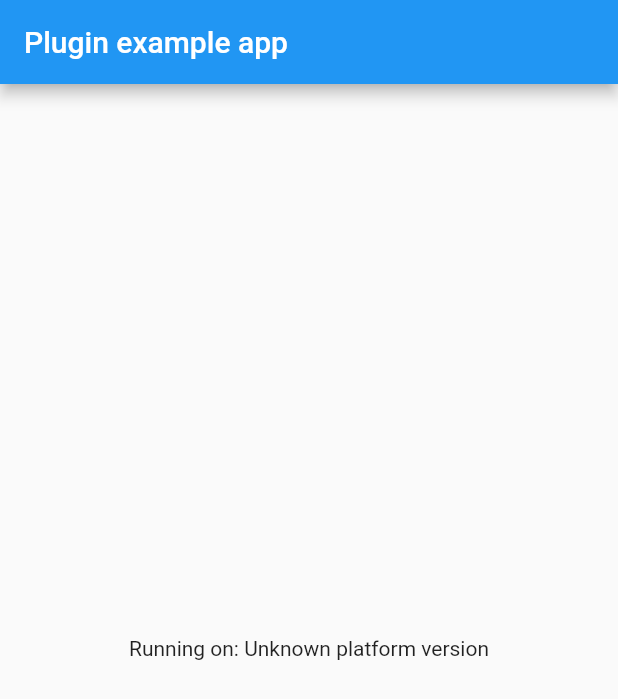
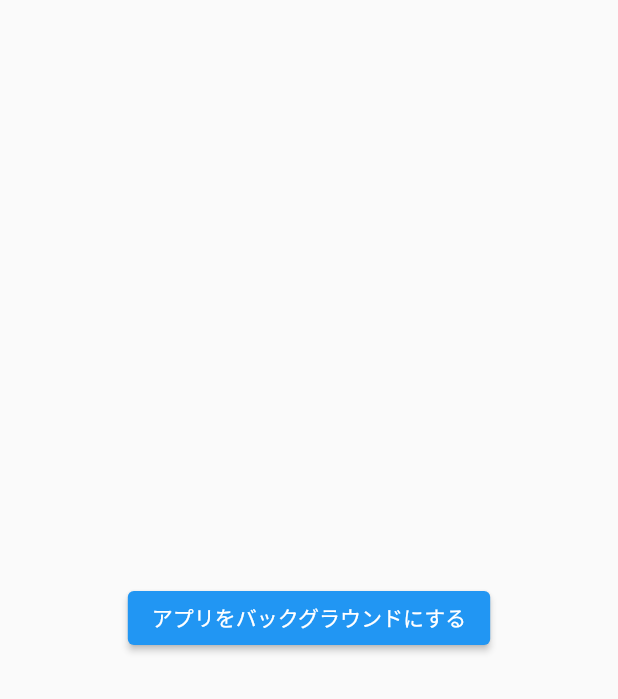
Before and after one commit to keybow007/go_background_flutter, a Flutter app: the screen it shows after launch, on a phone screen of 412 x 824 dp. Shown: the top 699 px of the screen. Run offline on Flutter 3.47's test engine with Material 2 defaults, Android fonts, the phone set to English and light mode, and no system bars; our stand-ins replace plugin_platform_interface.

Commit message:
Androidはイケた

```diff
--- a/example/lib/main.dart
+++ b/example/lib/main.dart
@@ -8,56 +8,40 @@ void main() {
   runApp(const MyApp());
 }
 
-class MyApp extends StatefulWidget {
+class MyApp extends StatelessWidget {
   const MyApp({Key? key}) : super(key: key);
-
-  @override
-  State<MyApp> createState() => _MyAppState();
-}
-
-class _MyAppState extends State<MyApp> {
-  String _platformVersion = 'Unknown';
-  final _goBackgroundFlutterPlugin = GoBackgroundFlutter();
-
-  @override
-  void initState() {
-    super.initState();
-    initPlatformState();
-  }
-
-  // Platform messages are asynchronous, so we initialize in an async method.
-  Future<void> initPlatformState() async {
-    String platformVersion;
-    // Platform messages may fail, so we use a try/catch PlatformException.
-    // We also handle the message potentially returning null.
-    try {
-      platformVersion =
-          await _goBackgroundFlutterPlugin.getPlatformVersion() ?? 'Unknown platform version';
-    } on PlatformException {
-      platformVersion = 'Failed to get platform version.';
-    }
-
-    // If the widget was removed from the tree while the asynchronous platform
-    // message was in flight, we want to discard the reply rather than calling
-    // setState to update our non-existent appearance.
-    if (!mounted) return;
-
-    setState(() {
-      _platformVersion = platformVersion;
-    });
-  }
 
   @override
   Widget build(BuildContext context) {
     return MaterialApp(
-      home: Scaffold(
-        appBar: AppBar(
-          title: const Text('Plugin example app'),
-        ),
-        body: Center(
-          child: Text('Running on: $_platformVersion\n'),
+      home: HomeScreen(),
+    );
+  }
+}
+
+class HomeScreen extends StatefulWidget {
+  const HomeScreen({Key? key}) : super(key: key);
+
+  @override
+  State<HomeScreen> createState() => _HomeScreenState();
+}
+
+class _HomeScreenState extends State<HomeScreen> {
+  @override
+  Widget build(BuildContext context) {
+    return Scaffold(
+      body: Center(
+        child: ElevatedButton(
+          child: Text("アプリをバックグラウンドにする"),
+          onPressed: () => _goAppBackground(),
         ),
       ),
     );
   }
+
+  void _goAppBackground() {
+    final goBackgroundPlugin = GoBackgroundFlutter();
+    goBackgroundPlugin.goBackground();
+
+  }
 }
--- a/example/pubspec.yaml
+++ b/example/pubspec.yaml
@@ -24,7 +24,9 @@ dependencies:
     # See https://dart.dev/tools/pub/dependencies#version-constraints
     # The example app is bundled with the plugin so we use a path dependency on
     # the parent directory to use the current plugin's version.
-    path: ../
+    #path: ../
+    git:
+      url: git@github.com:keybow007/go_background_flutter.git
 
   # The following adds the Cupertino Icons font to your application.
   # Use with the CupertinoIcons class for iOS style icons.
@@ -39,7 +41,7 @@ dev_dependencies:
   # activated in the `analysis_options.yaml` file located at the root of your
   # package. See that file for information about deactivating specific lint
   # rules and activating additional ones.
-  flutter_lints: ^2.0.0
+  #flutter_lints: ^2.0.0
 
 # For information on the generic Dart part of this file, see the
 # following page: https://dart.dev/tools/pub/pubspec
```
Also changed, not shown: lib/go_background_flutter.dart (+6 -1 lines), example/pubspec.lock.
